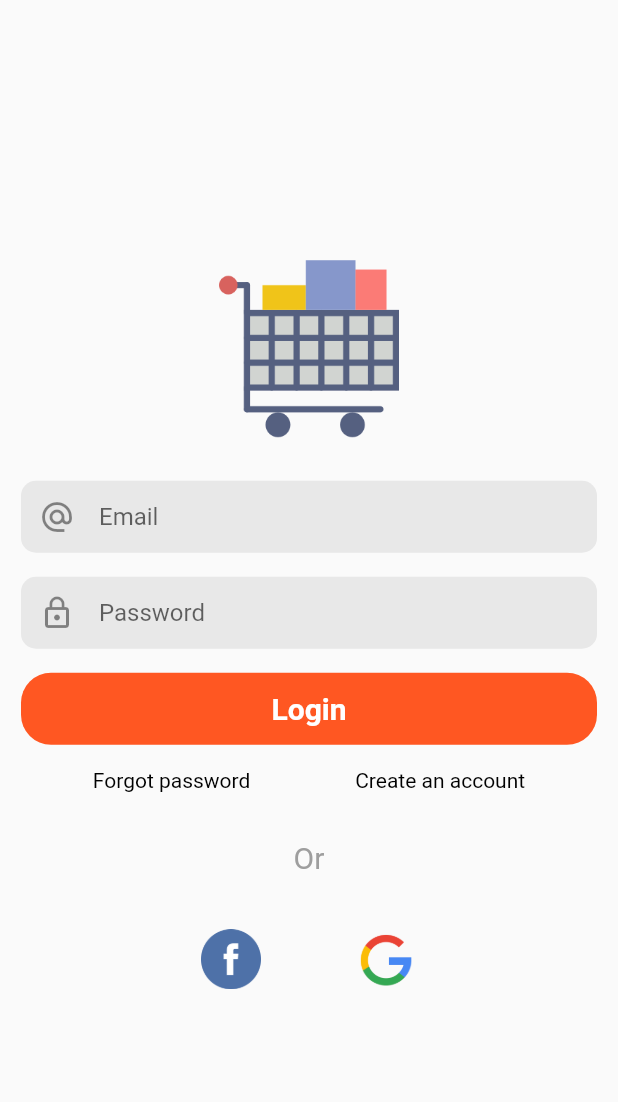
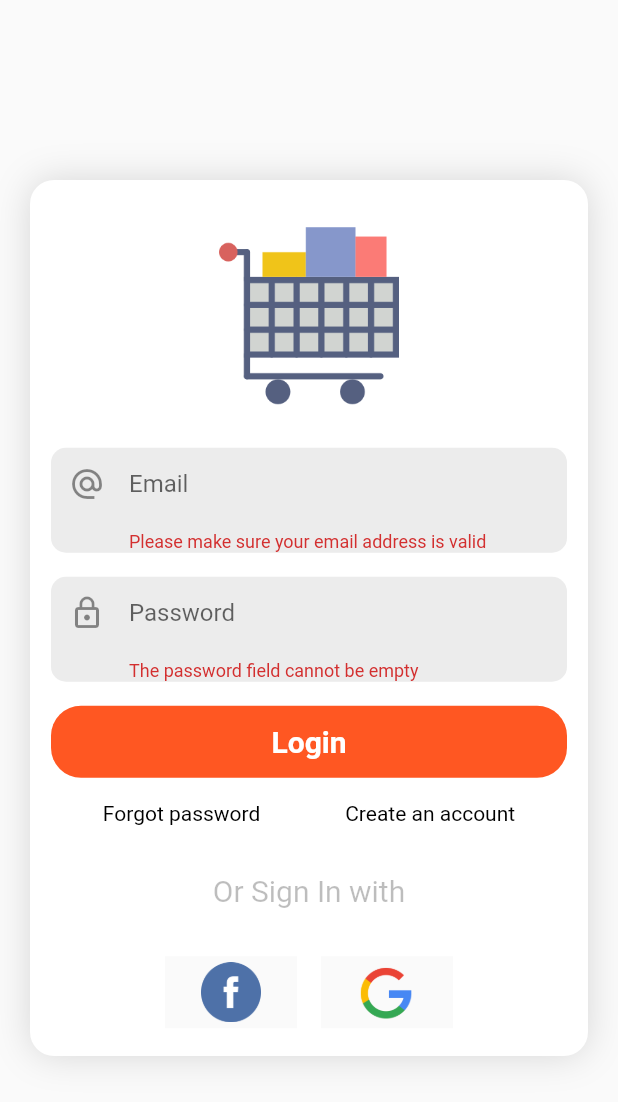
Before and after one commit to ashaykenova/shopapp, a Flutter app: the screen it shows after launch, after a tap on "Login", on a phone screen of 412 x 824 dp. Shown: the top 1102 px of the screen. Run offline on Flutter 3.47's test engine with Material 2 defaults, Android fonts, the phone set to English and light mode, and no system bars; our stand-ins replace carousel_pro, cloud_firestore, firebase_auth, firebase_core, google_sign_in; accounts and stored records are empty.

Commit message:
Authentication modified added: commons, provider

```diff
--- /dev/null
+++ b/lib/commons/common.dart
@@ -0,0 +1,16 @@
+import 'package:flutter/material.dart';
+
+Color deepOrange = Colors.deepOrange;
+Color black = Colors.black;
+Color grey = Colors.grey.withOpacity(0.2);
+Color white = Colors.white;
+Color red = Colors.red;
+
+//methods
+void changeScreen(BuildContext context, Widget widget) {
+  Navigator.push(context, MaterialPageRoute(builder: (context) => widget));
+}
+
+void changeScreenReplacement(BuildContext context, Widget widget) {
+  Navigator.pushReplacement(context, MaterialPageRoute(builder: (context) => widget));
+}
--- a/lib/main.dart
+++ b/lib/main.dart
@@ -1,19 +1,41 @@
-import 'package:firebase_auth/firebase_auth.dart';
 import 'package:firebase_core/firebase_core.dart';
 import 'package:flutter/material.dart';
 import 'package:shopapp/pages/home.dart';
+import 'package:shopapp/pages/login.dart';
+import 'package:provider/provider.dart';
+import 'package:shopapp/pages/splash.dart';
+import 'package:shopapp/provider/user_provider.dart';
 
-import 'package:shopapp/pages/login.dart';
+import 'commons/common.dart';
 
-void main() async {
+void main() async{
   WidgetsFlutterBinding.ensureInitialized();
   await Firebase.initializeApp();
-  final FirebaseAuth firebaseAuth = FirebaseAuth.instance;
-  User user = await firebaseAuth.currentUser;
-  print(user.toString());
-  runApp(MaterialApp(
-    debugShowCheckedModeBanner: false,
-    theme: ThemeData(primaryColor: Colors.red.shade900),
-    home: (user == null) ? Login() : HomePage(),
+  runApp(ChangeNotifierProvider(
+    create: (_) => UserProvider.initialize(),
+    child: MaterialApp(
+      debugShowCheckedModeBanner: false,
+      theme: ThemeData(primaryColor: deepOrange),
+      home: ScreensController(),
+    ),
   ));
 }
+
+class ScreensController extends StatelessWidget {
+  @override
+  Widget build(BuildContext context) {
+    final user = Provider.of<UserProvider>(context);
+    switch (user.status) {
+      case Status.Uninitialized:
+        return Splash();
+
+      case Status.Unauthenticated:
+      case Status.Authenticating:
+        return Login();
+
+      case Status.Authenticated:
+        return HomePage();
+      default: return Login();
+    }
+  }
+}
--- a/lib/pages/login.dart
+++ b/lib/pages/login.dart
@@ -1,12 +1,9 @@
-import 'package:firebase_core/firebase_core.dart';
 import 'package:flutter/material.dart';
-import 'package:shared_preferences/shared_preferences.dart';
-import 'package:fluttertoast/fluttertoast.dart';
-import 'package:firebase_auth/firebase_auth.dart';
-import 'package:google_sign_in/google_sign_in.dart';
-import 'package:cloud_firestore/cloud_firestore.dart';
-import 'package:shopapp/pages/home.dart';
+import 'package:provider/provider.dart';
+import 'package:shopapp/commons/common.dart';
+import 'package:shopapp/commons/loading.dart';
 import 'package:shopapp/pages/signup.dart';
+import '../provider/user_provider.dart';
 
 class Login extends StatefulWidget {
   @override
@@ -14,51 +11,36 @@ class Login extends StatefulWidget {
 }
 
 class _LoginState extends State<Login> {
-  final FirebaseAuth firebaseAuth = FirebaseAuth.instance;
-
   final _formKey = GlobalKey<FormState>();
-  TextEditingController _emailTextController = TextEditingController();
-  TextEditingController _passwordTextController = TextEditingController();
-
-  SharedPreferences preferences;
-  bool loading = false;
-  bool isLogedin = false;
-
-  @override
-  void initState() {
-    super.initState();
-    isSignedIn();
-  }
-
-  void isSignedIn() async {
-    setState(() {
-      loading = true;
-    });
-
-    if (isLogedin) {
-      Navigator.pushReplacement(
-          context, MaterialPageRoute(builder: (context) => HomePage()));
-    }
-
-    setState(() {
-      loading = false;
-    });
-  }
-
-//  Future handleSignIn() async {
-//    setState(() {
-//      loading = true;
-//    });
-//  }
+  final _key = GlobalKey<ScaffoldState>();
+  TextEditingController _email = TextEditingController();
+  TextEditingController _password = TextEditingController();
 
   @override
   Widget build(BuildContext context) {
-    double height = MediaQuery.of(context).size.height / 3;
+    final user = Provider.of<UserProvider>(context);
     return Scaffold(
-      body: Stack(
+      key: _key,
+      body: user.status == Status.Authenticating
+          ? Loading()
+          : Stack(
         children: <Widget>[
-          Center(
-            child: Center(
+          Container(
+            child: Padding(
+              padding: const EdgeInsets.only(
+                  left: 20, right: 20.0, top: 120, bottom: 120),
+              child: Container(
+                decoration: BoxDecoration(
+                  color: Colors.white,
+                  borderRadius: BorderRadius.circular(16),
+                  boxShadow: [
+                    BoxShadow(
+                      color: Colors.grey[350],
+                      blurRadius:
+                          20.0, // has the effect of softening the shadow
+                    )
+                  ],
+                ),
                 child: Form(
                     key: _formKey,
                     child: Column(
@@ -78,12 +60,12 @@ class _LoginState extends State<Login> {
                               const EdgeInsets.fromLTRB(14.0, 8.0, 14.0, 8.0),
                           child: Material(
                             borderRadius: BorderRadius.circular(10.0),
-                          color: Colors.grey.withOpacity(0.2),
+                            color: grey,
                             elevation: 0.0,
                             child: Padding(
                               padding: const EdgeInsets.only(left: 12.0),
                               child: TextFormField(
-                              controller: _emailTextController,
+                                controller: _email,
                                 decoration: InputDecoration(
                                   border: InputBorder.none,
                                   hintText: "Email",
@@ -110,12 +92,12 @@ class _LoginState extends State<Login> {
                               const EdgeInsets.fromLTRB(14.0, 8.0, 14.0, 8.0),
                           child: Material(
                             borderRadius: BorderRadius.circular(10.0),
-                          color: Colors.grey.withOpacity(0.2),
+                            color: grey,
                             elevation: 0.0,
                             child: Padding(
                               padding: const EdgeInsets.only(left: 12.0),
                               child: TextFormField(
-                              controller: _passwordTextController,
+                                controller: _password,
                                 decoration: InputDecoration(
                                   border: InputBorder.none,
                                   hintText: "Password",
@@ -138,16 +120,23 @@ class _LoginState extends State<Login> {
                               const EdgeInsets.fromLTRB(14.0, 8.0, 14.0, 8.0),
                           child: Material(
                               borderRadius: BorderRadius.circular(20.0),
-                            color: Colors.deepOrange,
+                              color: deepOrange,
                               elevation: 0.0,
                               child: MaterialButton(
-                              onPressed: () {},
+                                onPressed: () async {
+                                  if (_formKey.currentState.validate()) {
+                                    if (!await user.signIn(
+                                        _email.text, _password.text))
+                                      _key.currentState.showSnackBar(SnackBar(
+                                          content: Text("Sign in failed")));
+                                  }
+                                },
                                 minWidth: MediaQuery.of(context).size.width,
                                 child: Text(
                                   "Login",
                                   textAlign: TextAlign.center,
                                   style: TextStyle(
-                                    color: Colors.white,
+                                      color: white,
                                       fontWeight: FontWeight.bold,
                                       fontSize: 20.0),
                                 ),
@@ -162,7 +151,7 @@ class _LoginState extends State<Login> {
                                 "Forgot password",
                                 textAlign: TextAlign.center,
                                 style: TextStyle(
-                                color: Colors.black,
+                                  color: black,
                                   fontWeight: FontWeight.w400,
                                 ),
                               ),
@@ -179,7 +168,7 @@ class _LoginState extends State<Login> {
                                     child: Text(
                                       "Create an account",
                                       textAlign: TextAlign.center,
-                                    style: TextStyle(color: Colors.black),
+                                      style: TextStyle(color: black),
                                     ))),
                           ],
                         ),
@@ -195,15 +184,15 @@ class _LoginState extends State<Login> {
                               Padding(
                                 padding: const EdgeInsets.all(8.0),
                                 child: Text(
-                                "Or",
-                                style:
-                                    TextStyle(fontSize: 20, color: Colors.grey),
+                                  "Or Sign In with",
+                                  style: TextStyle(
+                                      fontSize: 20, color: Colors.black26),
                                 ),
                               ),
                               Padding(
                                 padding: const EdgeInsets.all(8.0),
                                 child: Divider(
-                                color: Colors.black,
+                                  color: black,
                                 ),
                               ),
                             ],
@@ -238,18 +227,7 @@ class _LoginState extends State<Login> {
                     )),
               ),
             ),
-          Visibility(
-            visible: loading ?? true,
-            child: Center(
-              child: Container(
-                alignment: Alignment.center,
-                color: Colors.white.withOpacity(0.9),
-                child: CircularProgressIndicator(
-                  valueColor: AlwaysStoppedAnimation<Color>(Colors.red),
           ),
-              ),
-            ),
-          )
         ],
       ),
     );
--- /dev/null
+++ b/lib/pages/splash.dart
@@ -0,0 +1,8 @@
+import 'package:flutter/material.dart';
+
+class Splash extends StatelessWidget {
+  @override
+  Widget build(BuildContext context) {
+    return CircularProgressIndicator();
+  }
+}
--- /dev/null
+++ b/lib/provider/user_provider.dart
@@ -0,0 +1,76 @@
+import 'package:flutter/material.dart';
+import 'package:flutter/widgets.dart';
+import 'package:firebase_auth/firebase_auth.dart';
+import 'package:shopapp/db/users.dart';
+
+enum Status { Uninitialized, Authenticated, Authenticating, Unauthenticated }
+
+class UserProvider with ChangeNotifier {
+  FirebaseAuth _auth;
+  User _user;
+  Status _status = Status.Uninitialized;
+
+  User get user => _user;
+
+  Status get status => _status;
+  UserServices _userServices = UserServices();
+
+  UserProvider.initialize() : _auth = FirebaseAuth.instance {
+    // ignore: deprecated_member_use
+    _auth.onAuthStateChanged.listen(_onStateChanged);
+  }
+
+  Future<bool> signIn(String email, String password) async {
+    try {
+      _status = Status.Authenticating;
+      notifyListeners();
+      await _auth.signInWithEmailAndPassword(email: email, password: password);
+      return true;
+    } catch (e) {
+      _status = Status.Unauthenticated;
+      notifyListeners();
+      print(e.toString());
+      return false;
+    }
+  }
+
+  Future<bool> signUp(String name, String email, String password) async {
+    try {
+      _status = Status.Authenticating;
+      notifyListeners();
+      await _auth
+          .createUserWithEmailAndPassword(email: email, password: password)
+          .then((user) {
+        Map<String, dynamic> values = {
+          "name": name,
+          "email": email,
+          "userId": user.user.uid
+        };
+        _userServices.createUser(values);
+      });
+      return true;
+    } catch (e) {
+      _status = Status.Unauthenticated;
+      notifyListeners();
+      print(e.toString());
+      return false;
+    }
+  }
+
+  Future signOut()async{
+    _auth.signOut();
+    _status = Status.Unauthenticated;
+    notifyListeners();
+    return Future.delayed(Duration.zero);
+  }
+
+  Future<void> _onStateChanged(User user) async{
+    if(user == null){
+      _status = Status.Unauthenticated;
+    }else{
+      _user = user;
+      _status = Status.Authenticated;
+    }
+    notifyListeners();
+  }
+}
--- a/pubspec.yaml
+++ b/pubspec.yaml
@@ -31,7 +31,7 @@ dependencies:
   carousel_pro: ^1.0.0
   cupertino_icons: ^0.1.3
   firebase_auth: ^0.18.0+1
-  google_sign_in: ^4.5.3
+  google_sign_in: ^4.5.4
   cloud_firestore: ^0.14.0+2
   firebase_storage: ^4.0.0
   fluttertoast: ^7.0.4
@@ -39,6 +39,7 @@ dependencies:
   image_picker: ^0.6.7+7
   intl: ^0.16.1
   firebase_database: ^4.0.0
+  provider: ^4.3.2+2
 
 dev_dependencies:
   flutter_test:
```
Also changed, not shown: lib/commons/loading.dart (added, +10 -0 lines), lib/components/products.dart (+12 -17 lines), lib/db/auth.dart (added, +30 -0 lines), lib/db/users.dart (+5 -10 lines), lib/pages/home.dart (+52 -29 lines), lib/pages/signup.dart (+76 -129 lines), pubspec.lock, 1 other file. Lines whose indentation alone changed are shown as unchanged.
